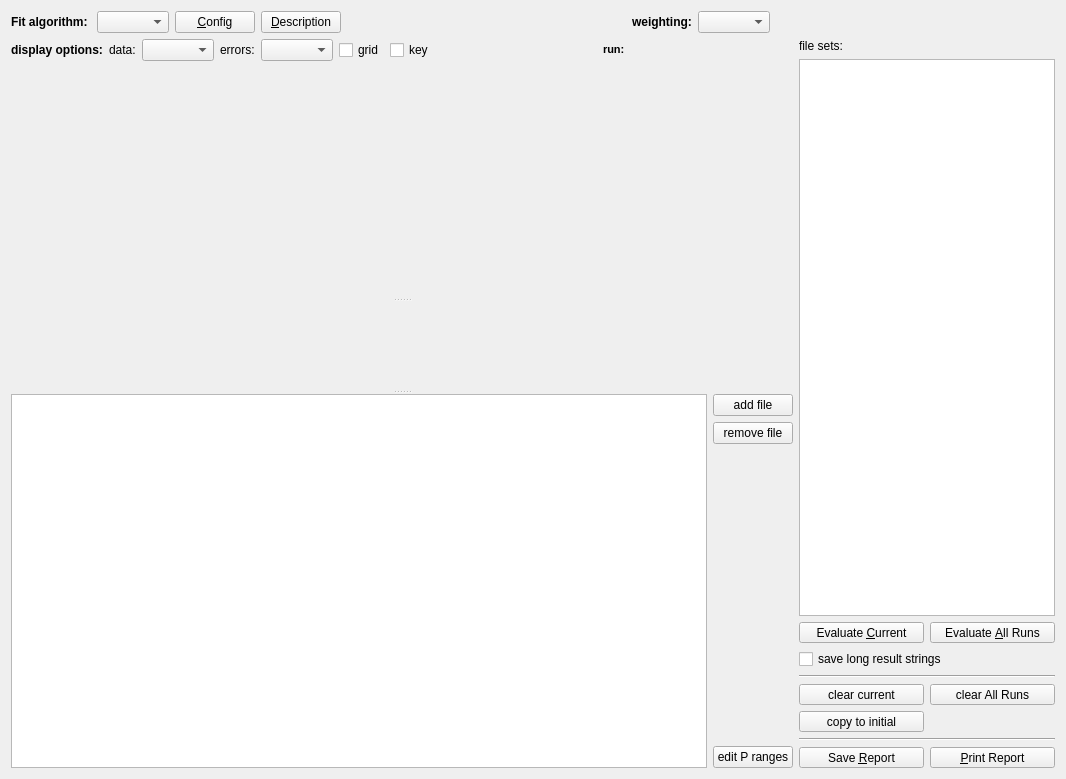
The window that plugins/fccsfit/qffccsfitevaluation_editor.ui (jkriege2/QuickFit3) describes before a commit, drawn with Qt 5.
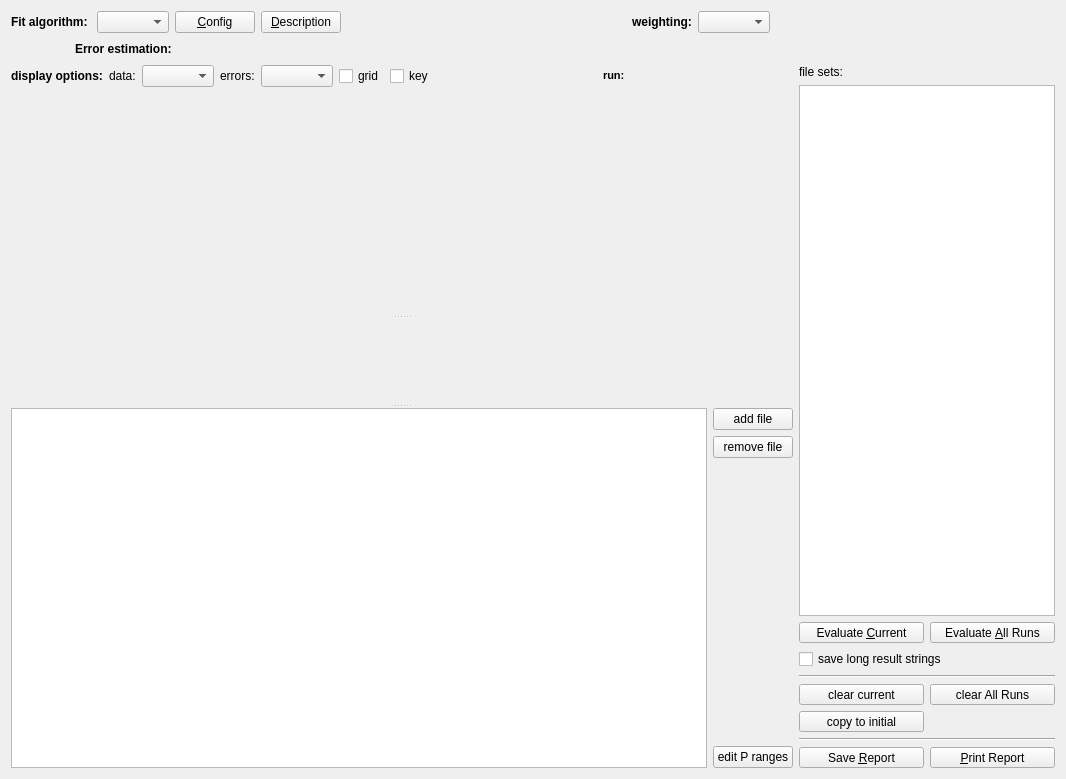
The same window after the commit. Icons and pictures are not drawn. Custom widgets are drawn as their Qt base class.

Commit message: Quickfit3:   - added bootstrapping to QFFitAlgorithm and us it in all fits (FCS/FCCS+imaging-arinats+table-plugin)   - improved online-help

The edit to the form file:
```diff
--- a/plugins/fccsfit/qffccsfitevaluation_editor.ui
+++ b/plugins/fccsfit/qffccsfitevaluation_editor.ui
@@ -14,7 +14,92 @@
    <string>FCCS Editor</string>
   </property>
   <layout class="QGridLayout" name="gridLayout" columnstretch="1,0">
-   <item row="1" column="1" rowspan="2">
+   <item row="2" column="0">
+    <layout class="QHBoxLayout" name="horizontalLayout_2">
+     <item>
+      <widget class="QLabel" name="label_5">
+       <property name="text">
+        <string>&lt;b&gt;display options:&lt;/b&gt;</string>
+       </property>
+      </widget>
+     </item>
+     <item>
+      <widget class="QLabel" name="label_3">
+       <property name="text">
+        <string>data:</string>
+       </property>
+      </widget>
+     </item>
+     <item>
+      <widget class="JKQTPLinePlotStyleWithSymbolSizeComboBox" name="cmbDisplayData"/>
+     </item>
+     <item>
+      <widget class="QLabel" name="label_4">
+       <property name="text">
+        <string>errors:</string>
+       </property>
+      </widget>
+     </item>
+     <item>
+      <widget class="JKQTPerrorPlotstyleComboBox" name="cmbErrorDisplay"/>
+     </item>
+     <item>
+      <widget class="QCheckBox" name="chkGrid">
+       <property name="text">
+        <string>grid</string>
+       </property>
+      </widget>
+     </item>
+     <item>
+      <widget class="QCheckBox" name="chkKey">
+       <property name="text">
+        <string>key</string>
+       </property>
+      </widget>
+     </item>
+     <item>
+      <spacer name="horizontalSpacer_3">
+       <property name="orientation">
+        <enum>Qt::Horizontal</enum>
+       </property>
+       <property name="sizeHint" stdset="0">
+        <size>
+         <width>40</width>
+         <height>20</height>
+        </size>
+       </property>
+      </spacer>
+     </item>
+     <item>
+      <widget class="QLabel" name="label_7">
+       <property name="text">
+        <string>&lt;!DOCTYPE HTML PUBLIC &quot;-//W3C//DTD HTML 4.0//EN&quot; &quot;http://www.w3.org/TR/REC-html40/strict.dtd&quot;&gt;
+&lt;html&gt;&lt;head&gt;&lt;meta name=&quot;qrichtext&quot; content=&quot;1&quot; /&gt;&lt;style type=&quot;text/css&quot;&gt;
+p, li { white-space: pre-wrap; }
+&lt;/style&gt;&lt;/head&gt;&lt;body style=&quot; font-family:'MS Shell Dlg 2'; font-size:8.25pt; font-weight:400; font-style:normal;&quot;&gt;
+&lt;p style=&quot; margin-top:0px; margin-bottom:0px; margin-left:0px; margin-right:0px; -qt-block-indent:0; text-indent:0px;&quot;&gt;&lt;span style=&quot; font-weight:600;&quot;&gt;run:&lt;/span&gt;&lt;/p&gt;&lt;/body&gt;&lt;/html&gt;</string>
+       </property>
+      </widget>
+     </item>
+     <item>
+      <widget class="QFRDRRunSelector" name="pltOverview" native="true">
+       <property name="sizePolicy">
+        <sizepolicy hsizetype="Expanding" vsizetype="Preferred">
+         <horstretch>0</horstretch>
+         <verstretch>0</verstretch>
+        </sizepolicy>
+       </property>
+       <property name="minimumSize">
+        <size>
+         <width>30</width>
+         <height>0</height>
+        </size>
+       </property>
+      </widget>
+     </item>
+    </layout>
+   </item>
+   <item row="2" column="1" rowspan="2">
     <layout class="QGridLayout" name="gridLayout_3">
      <item row="0" column="0" colspan="2">
       <widget class="QLabel" name="label_6">
@@ -261,7 +346,7 @@
      </item>
     </layout>
    </item>
-   <item row="2" column="0">
+   <item row="3" column="0">
     <widget class="QVisibleHandleSplitter" name="splitter_3">
      <property name="orientation">
       <enum>Qt::Vertical</enum>
@@ -379,89 +464,54 @@
      </widget>
     </widget>
    </item>
-   <item row="1" column="0">
-    <layout class="QHBoxLayout" name="horizontalLayout_2">
+   <item row="1" column="0" colspan="2">
+    <layout class="QHBoxLayout" name="horizontalLayout_4">
      <item>
-      <widget class="QLabel" name="label_5">
-       <property name="text">
-        <string>&lt;b&gt;display options:&lt;/b&gt;</string>
-       </property>
-      </widget>
-     </item>
-     <item>
-      <widget class="QLabel" name="label_3">
-       <property name="text">
-        <string>data:</string>
-       </property>
-      </widget>
-     </item>
-     <item>
-      <widget class="JKQTPLinePlotStyleWithSymbolSizeComboBox" name="cmbDisplayData"/>
-     </item>
-     <item>
-      <widget class="QLabel" name="label_4">
-       <property name="text">
-        <string>errors:</string>
-       </property>
-      </widget>
-     </item>
-     <item>
-      <widget class="JKQTPerrorPlotstyleComboBox" name="cmbErrorDisplay"/>
-     </item>
-     <item>
-      <widget class="QCheckBox" name="chkGrid">
-       <property name="text">
-        <string>grid</string>
-       </property>
-      </widget>
-     </item>
-     <item>
-      <widget class="QCheckBox" name="chkKey">
-       <property name="text">
-        <string>key</string>
-       </property>
-      </widget>
-     </item>
-     <item>
-      <spacer name="horizontalSpacer_3">
+      <spacer name="horizontalSpacer_5">
        <property name="orientation">
         <enum>Qt::Horizontal</enum>
        </property>
+       <property name="sizeType">
+        <enum>QSizePolicy::Fixed</enum>
+       </property>
        <property name="sizeHint" stdset="0">
         <size>
-         <width>40</width>
+         <width>64</width>
          <height>20</height>
         </size>
        </property>
       </spacer>
      </item>
      <item>
-      <widget class="QLabel" name="label_7">
+      <widget class="QLabel" name="label_8">
        <property name="text">
-        <string>&lt;!DOCTYPE HTML PUBLIC &quot;-//W3C//DTD HTML 4.0//EN&quot; &quot;http://www.w3.org/TR/REC-html40/strict.dtd&quot;&gt;
-&lt;html&gt;&lt;head&gt;&lt;meta name=&quot;qrichtext&quot; content=&quot;1&quot; /&gt;&lt;style type=&quot;text/css&quot;&gt;
-p, li { white-space: pre-wrap; }
-&lt;/style&gt;&lt;/head&gt;&lt;body style=&quot; font-family:'MS Shell Dlg 2'; font-size:8.25pt; font-weight:400; font-style:normal;&quot;&gt;
-&lt;p style=&quot; margin-top:0px; margin-bottom:0px; margin-left:0px; margin-right:0px; -qt-block-indent:0; text-indent:0px;&quot;&gt;&lt;span style=&quot; font-weight:600;&quot;&gt;run:&lt;/span&gt;&lt;/p&gt;&lt;/body&gt;&lt;/html&gt;</string>
+        <string>&lt;b&gt;Error estimation: &lt;/b&gt;</string>
        </property>
       </widget>
      </item>
      <item>
-      <widget class="QFRDRRunSelector" name="pltOverview" native="true">
-       <property name="sizePolicy">
-        <sizepolicy hsizetype="Expanding" vsizetype="Preferred">
-         <horstretch>0</horstretch>
-         <verstretch>0</verstretch>
-        </sizepolicy>
-       </property>
+      <widget class="QFFitAlgorithmErrorEstimateModeWidget" name="widFitErrorEstimate" native="true">
        <property name="minimumSize">
         <size>
-         <width>30</width>
+         <width>16</width>
          <height>0</height>
         </size>
        </property>
       </widget>
      </item>
+     <item>
+      <spacer name="horizontalSpacer_4">
+       <property name="orientation">
+        <enum>Qt::Horizontal</enum>
+       </property>
+       <property name="sizeHint" stdset="0">
+        <size>
+         <width>40</width>
+         <height>20</height>
+        </size>
+       </property>
+      </spacer>
+     </item>
     </layout>
    </item>
   </layout>
@@ -516,6 +566,12 @@
    <extends>QComboBox</extends>
    <header>jkqtptools.h</header>
   </customwidget>
+  <customwidget>
+   <class>QFFitAlgorithmErrorEstimateModeWidget</class>
+   <extends>QWidget</extends>
+   <header>qffitalgorithmerrorestimatemodewidget.h</header>
+   <container>1</container>
+  </customwidget>
  </customwidgets>
  <resources>
   <include location="../../lib/lib.qrc"/>
```
Left out of the diff: 46 changed lines with no effect on the pictures. The commit also changes 95 other files.
